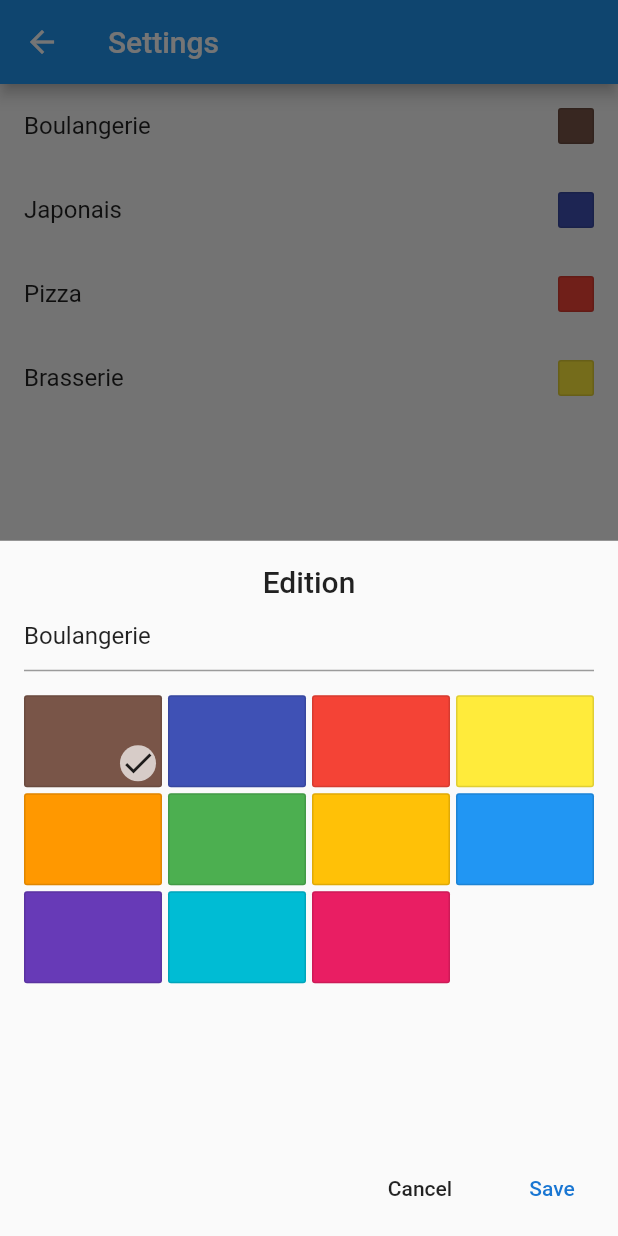
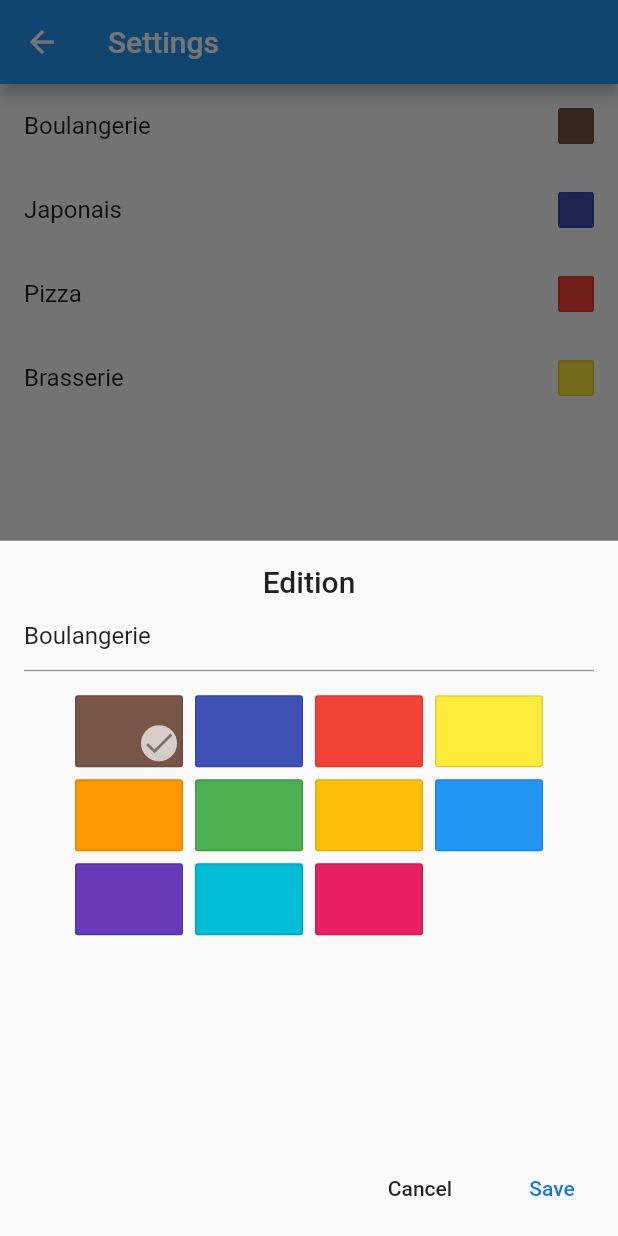
Before and after one commit to nicopico-dev/wheel-of-choice, a Flutter app: the Settings screen opened by its route, after a tap on "Boulangerie", on a phone screen of 412 x 824 dp. Run offline on Flutter 3.47's test engine with Material 2 defaults, Android fonts, the phone set to English and light mode, and no system bars.

Commit message:
Choice editor (landscape support)

```diff
--- a/lib/choice_color_swatch.dart
+++ b/lib/choice_color_swatch.dart
@@ -19,8 +19,8 @@ class ChoiceColorSwatch extends StatelessWidget {
     List<Widget> stackChildren = <Widget>[
       InkWell(
         child: Container(
-          width: swatchedSize == SwatchSize.Small ? 24.0 : null,
-          height: swatchedSize == SwatchSize.Small ? 24.0 : null,
+          width: swatchedSize == SwatchSize.Small ? 24.0 : 72.0,
+          height: swatchedSize == SwatchSize.Small ? 24.0 : 48.0,
           alignment: Alignment.center,
           decoration: BoxDecoration(
             color: color,
@@ -38,7 +38,10 @@ class ChoiceColorSwatch extends StatelessWidget {
             shape: BoxShape.circle,
             color: Colors.white70,
           ),
-          child: Icon(Icons.check),
+          child: Icon(
+            Icons.check,
+            color: Colors.black45,
+          ),
           margin: EdgeInsets.all(4.0),
         ),
       );
--- a/lib/choice_editor.dart
+++ b/lib/choice_editor.dart
@@ -26,28 +26,12 @@ class ChoiceEditorState extends State<ChoiceEditor> {
   @override
   Widget build(BuildContext context) {
     var theme = Theme.of(context);
-    return Column(
+    return SafeArea(
+      child: Column(
         children: <Widget>[
           Padding(
             padding: const EdgeInsets.only(top: 16.0, left: 16.0, right: 16.0),
-          child: Column(
-            children: <Widget>[
-              Text(
-                "Edition",
-                style: theme.textTheme.title,
-              ),
-              TextField(
-                controller: _textController,
-                decoration: InputDecoration(hintText: "Choice name"),
-                keyboardType: TextInputType.text,
-              ),
-              SizedBox(height: 16.0),
-              ColorPicker(
-                currentColor: widget.choice.color,
-                onColorChanged: _onColorChanged,
-              )
-            ],
-          ),
+            child: _createPopupContent(context),
           ),
           Spacer(),
           Padding(
@@ -67,7 +51,53 @@ class ChoiceEditorState extends State<ChoiceEditor> {
             ),
           )
         ],
+      ),
     );
+  }
+
+  Widget _createPopupContent(BuildContext context) {
+    var theme = Theme.of(context);
+    var title = Text(
+      "Edition",
+      style: theme.textTheme.title,
+    );
+    var choiceNameEditor = TextField(
+      controller: _textController,
+      decoration: InputDecoration(hintText: "Choice name"),
+      keyboardType: TextInputType.text,
+    );
+    var choiceColorPicker = ColorPicker(
+      currentColor: widget.choice.color,
+      onColorChanged: _onColorChanged,
+    );
+
+    final Orientation orientation = MediaQuery.of(context).orientation;
+    if (orientation == Orientation.portrait) {
+      return Column(
+        children: <Widget>[
+          title,
+          choiceNameEditor,
+          SizedBox(height: 16.0),
+          choiceColorPicker
+        ],
+      );
+    } else {
+      // Landscape
+      return Row(
+        crossAxisAlignment: CrossAxisAlignment.start,
+        children: <Widget>[
+          Container(
+            width: 150.0,
+            child: Column(
+              crossAxisAlignment: CrossAxisAlignment.start,
+              children: <Widget>[title, choiceNameEditor],
+            ),
+          ),
+          SizedBox(width: 32.0),
+          Flexible(child: choiceColorPicker),
+        ],
+      );
+    }
   }
 
   void _onColorChanged(Color color) {
--- a/lib/color_picker.dart
+++ b/lib/color_picker.dart
@@ -23,21 +23,18 @@ class _ColorPickerState extends State<ColorPicker> {
 
   @override
   Widget build(BuildContext context) {
-    List<Widget> children = choiceColors
-        .map((color) => ChoiceColorSwatch(
-              color: color,
-              swatchedSize: SwatchSize.Big,
-              selected: color == _currentColor,
-              onColorSelected: () => onColorChanged(color),
-            ))
-        .toList();
-    return new GridView.count(
-      shrinkWrap: true,
+    List<Widget> children = choiceColors.map((color) {
+      return ChoiceColorSwatch(
+        color: color,
+        swatchedSize: SwatchSize.Big,
+        selected: color == _currentColor,
+        onColorSelected: () => onColorChanged(color),
+      );
+    }).toList();
+    return Wrap(
       children: children,
-      mainAxisSpacing: 4.0,
-      crossAxisSpacing: 4.0,
-      childAspectRatio: 1.5,
-      crossAxisCount: 4,
+      spacing: 8.0,
+      runSpacing: 8.0,
     );
   }
 
```
Lines whose indentation alone changed are shown as unchanged.
